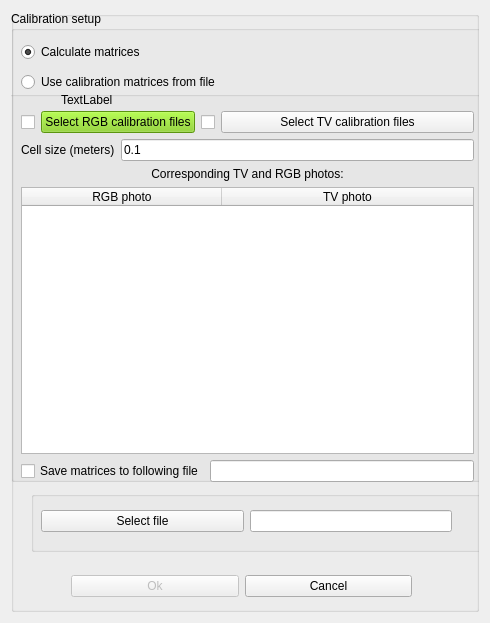
Before: the Qt Designer form qt/dialog.ui in Aspirisha/Thermal_vision, drawn with Qt 5.
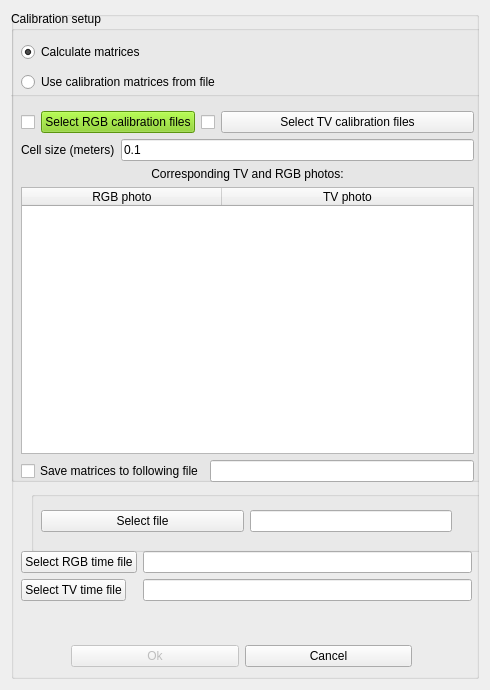
After: the same form once the commit is applied.

Commit message: Added clearing on reopening of dialog

The edit to the form file:
```diff
--- a/qt/dialog.ui
+++ b/qt/dialog.ui
@@ -7,7 +7,7 @@
     <x>0</x>
     <y>0</y>
     <width>490</width>
-    <height>623</height>
+    <height>690</height>
    </rect>
   </property>
   <property name="sizePolicy">
@@ -32,7 +32,7 @@
       <property name="geometry">
        <rect>
         <x>60</x>
-        <y>550</y>
+        <y>620</y>
         <width>341</width>
         <height>51</height>
        </rect>
@@ -701,19 +701,6 @@
          </item>
         </layout>
        </widget>
-       <widget class="QLabel" name="label_2">
-        <property name="geometry">
-         <rect>
-          <x>60</x>
-          <y>0</y>
-          <width>67</width>
-          <height>17</height>
-         </rect>
-        </property>
-        <property name="text">
-         <string>TextLabel</string>
-        </property>
-       </widget>
       </widget>
      </widget>
      <widget class="QGroupBox" name="groupBox_3">
@@ -757,6 +744,38 @@
        </layout>
       </widget>
      </widget>
+     <widget class="QWidget" name="formLayoutWidget">
+      <property name="geometry">
+       <rect>
+        <x>10</x>
+        <y>540</y>
+        <width>451</width>
+        <height>71</height>
+       </rect>
+      </property>
+      <layout class="QFormLayout" name="formLayout_2">
+       <item row="0" column="1">
+        <widget class="QLineEdit" name="rgb_time_file_edit"/>
+       </item>
+       <item row="1" column="1">
+        <widget class="QLineEdit" name="tv_time_file_edit"/>
+       </item>
+       <item row="0" column="0">
+        <widget class="QPushButton" name="rgb_time_button">
+         <property name="text">
+          <string>Select RGB time file</string>
+         </property>
+        </widget>
+       </item>
+       <item row="1" column="0">
+        <widget class="QPushButton" name="tv_time_button">
+         <property name="text">
+          <string>Select TV time file</string>
+         </property>
+        </widget>
+       </item>
+      </layout>
+     </widget>
     </widget>
    </item>
   </layout>
```
Left out of the diff: 34 changed lines with no effect on the pictures. The commit also changes 1 other file.
